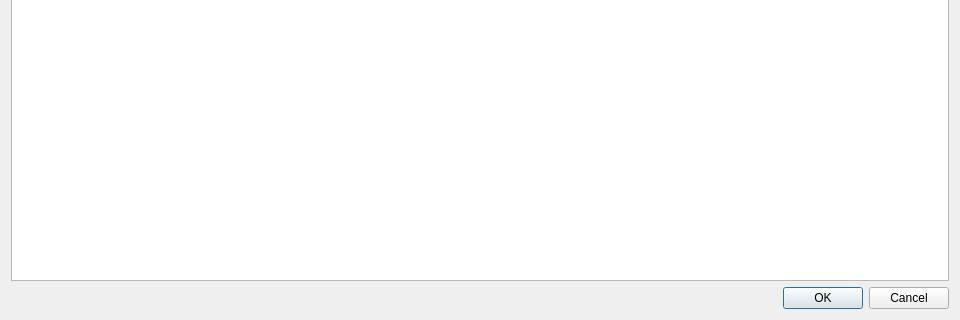
This is app/dialogimportnc.ui in DFO-Ocean-Navigator/Navigator2Go as Qt 5 draws it before an edit; both pictures show x 0 to 960 and y 220 to 540 of the 960 by 540 pixel window. The edited form follows.
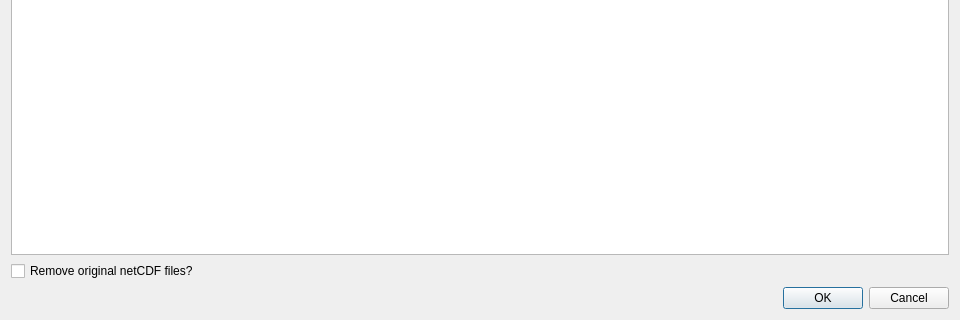
This is the edited form. Icons and pictures are not drawn.

Patch:
```diff
--- a/app/dialogimportnc.ui
+++ b/app/dialogimportnc.ui
@@ -105,6 +105,13 @@
      <column/>
     </widget>
    </item>
+   <item>
+    <widget class="QCheckBox" name="checkBoxRemoveSourceFiles">
+     <property name="text">
+      <string>Remove original netCDF files?</string>
+     </property>
+    </widget>
+   </item>
    <item>
     <widget class="QDialogButtonBox" name="buttonBox">
      <property name="orientation">
```
